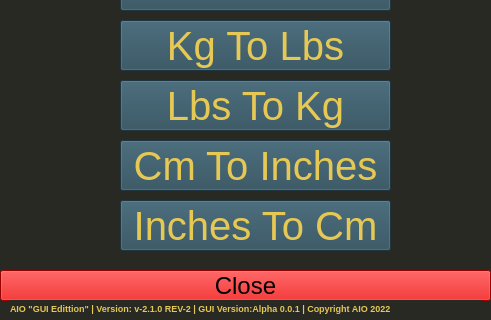
Old version of the form AIO Gui/Convertions.ui in the repository AIO-Software-tech/The-All-In-One-Project; both pictures show x 0 to 491 and y 210 to 530 of the 491 by 530 pixel window.
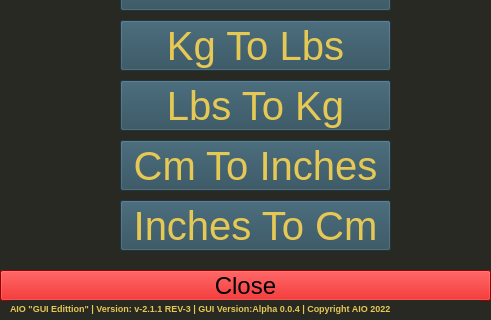
New version of the form.

Commit message: AIO GUI v-0.0.4 Alpha Rev-2

```diff
--- a/AIO Gui/Convertions.ui
+++ b/AIO Gui/Convertions.ui
@@ -102,7 +102,7 @@
     <string notr="true">color: rgb(230, 200, 85);</string>
    </property>
    <property name="text">
-    <string>AIO &quot;GUI Edittion&quot; | Version: v-2.1.0 REV-2 | GUI Version:Alpha 0.0.1 | Copyright AIO 2022</string>
+    <string>AIO &quot;GUI Edittion&quot; | Version: v-2.1.1 REV-3 | GUI Version:Alpha 0.0.4 | Copyright AIO 2022</string>
    </property>
    <property name="wordWrap">
     <bool>true</bool>
```
The commit also changes 39 other files.
